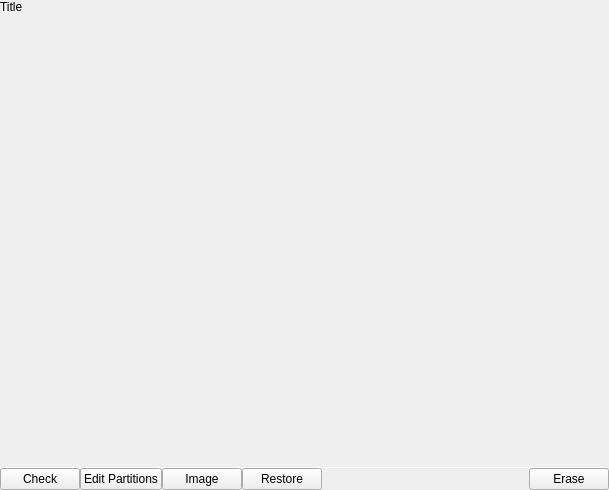
Before: the Qt Designer form application/diskpane.ui in theCheeseboard/theFrisbee, drawn with Qt 5.
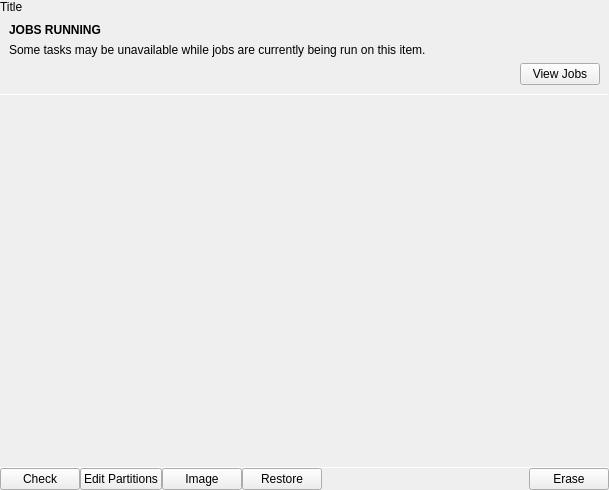
After: the same form once the commit is applied. Icons and pictures are not drawn. Custom widgets are drawn as their Qt base class.

What changed in the file:
```diff
--- a/application/diskpane.ui
+++ b/application/diskpane.ui
@@ -36,6 +36,109 @@
      </property>
     </widget>
    </item>
+   <item>
+    <widget class="tConditionalWidget" name="jobsRunningWidget" native="true">
+     <layout class="QVBoxLayout" name="verticalLayout_2">
+      <property name="spacing">
+       <number>0</number>
+      </property>
+      <property name="leftMargin">
+       <number>0</number>
+      </property>
+      <property name="topMargin">
+       <number>0</number>
+      </property>
+      <property name="rightMargin">
+       <number>0</number>
+      </property>
+      <property name="bottomMargin">
+       <number>0</number>
+      </property>
+      <item>
+       <layout class="QVBoxLayout" name="verticalLayout_4">
+        <property name="spacing">
+         <number>6</number>
+        </property>
+        <property name="leftMargin">
+         <number>9</number>
+        </property>
+        <property name="topMargin">
+         <number>9</number>
+        </property>
+        <property name="rightMargin">
+         <number>9</number>
+        </property>
+        <property name="bottomMargin">
+         <number>9</number>
+        </property>
+        <item>
+         <widget class="QLabel" name="label">
+          <property name="font">
+           <font>
+            <weight>75</weight>
+            <bold>true</bold>
+           </font>
+          </property>
+          <property name="text">
+           <string>JOBS RUNNING</string>
+          </property>
+         </widget>
+        </item>
+        <item>
+         <widget class="QLabel" name="label_2">
+          <property name="text">
+           <string>Some tasks may be unavailable while jobs are currently being run on this item.</string>
+          </property>
+          <property name="wordWrap">
+           <bool>true</bool>
+          </property>
+         </widget>
+        </item>
+        <item>
+         <layout class="QHBoxLayout" name="horizontalLayout_2">
+          <item>
+           <spacer name="horizontalSpacer_2">
+            <property name="orientation">
+             <enum>Qt::Horizontal</enum>
+            </property>
+            <property name="sizeHint" stdset="0">
+             <size>
+              <width>40</width>
+              <height>20</height>
+             </size>
+            </property>
+           </spacer>
+          </item>
+          <item>
+           <widget class="QPushButton" name="viewJobsButton">
+            <property name="text">
+             <string>View Jobs</string>
+            </property>
+            <property name="icon">
+             <iconset theme="arrow-right"/>
+            </property>
+           </widget>
+          </item>
+         </layout>
+        </item>
+       </layout>
+      </item>
+      <item>
+       <widget class="Line" name="line_2">
+        <property name="maximumSize">
+         <size>
+          <width>16777215</width>
+          <height>1</height>
+         </size>
+        </property>
+        <property name="orientation">
+         <enum>Qt::Horizontal</enum>
+        </property>
+       </widget>
+      </item>
+     </layout>
+    </widget>
+   </item>
    <item>
     <widget class="QScrollArea" name="scrollArea">
      <property name="frameShape">
@@ -50,7 +153,7 @@
         <x>0</x>
         <y>0</y>
         <width>609</width>
-        <height>447</height>
+        <height>355</height>
        </rect>
       </property>
      </widget>
@@ -152,6 +255,12 @@
     <signal>backButtonClicked()</signal>
    </slots>
   </customwidget>
+  <customwidget>
+   <class>tConditionalWidget</class>
+   <extends>QWidget</extends>
+   <header location="global">tconditionalwidget.h</header>
+   <container>1</container>
+  </customwidget>
  </customwidgets>
  <resources/>
  <connections/>
```
Left out of the diff: 38 changed lines with no effect on the pictures.
